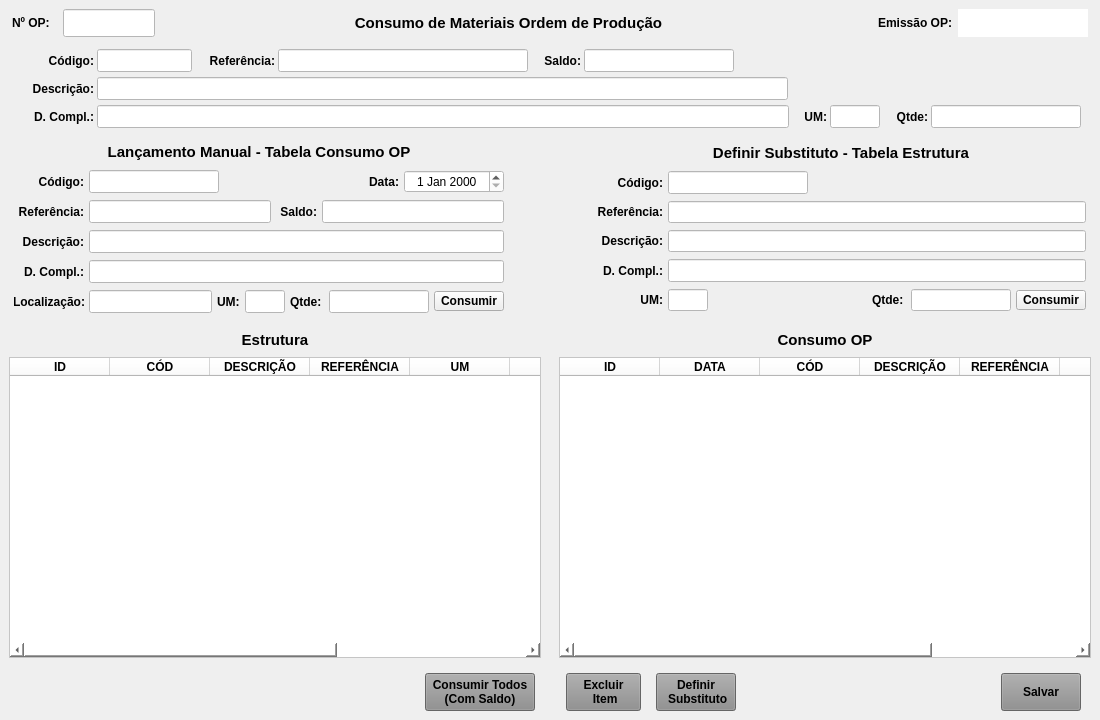
First picture: the form in forms/tela_op_consumir.ui, repository Azevedo84/erp_suzuki, before the edit.
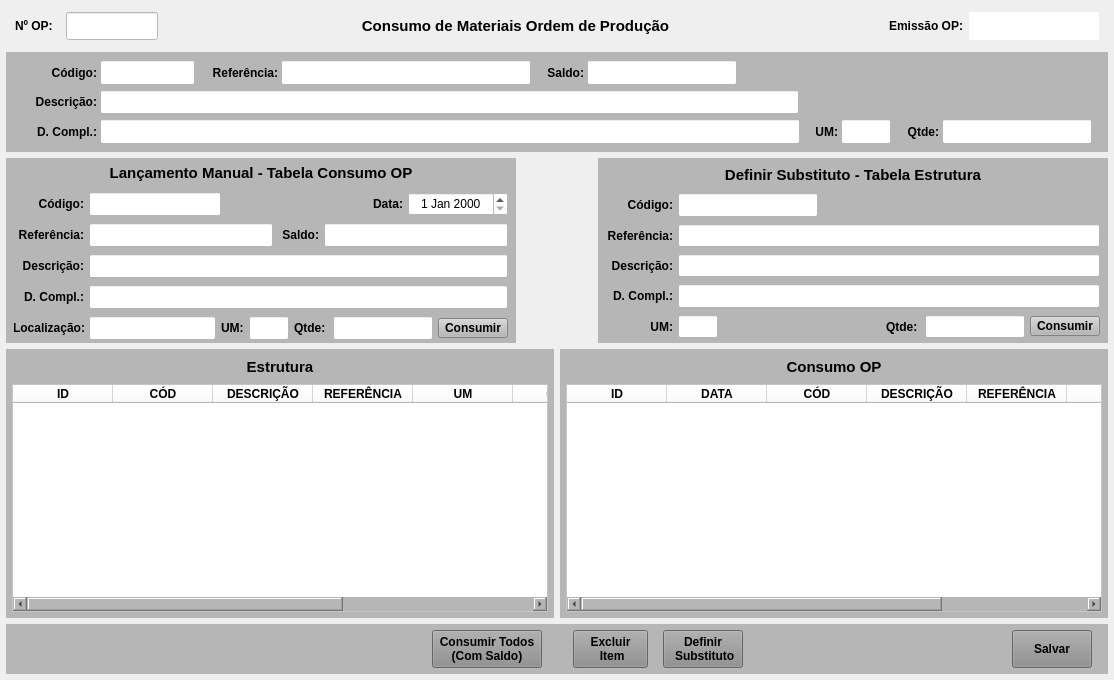
Second picture: the form after the edit. Icons and pictures are not drawn.

What changed in the file:
```diff
--- a/forms/tela_op_consumir.ui
+++ b/forms/tela_op_consumir.ui
@@ -6,8 +6,8 @@
    <rect>
     <x>0</x>
     <y>0</y>
-    <width>1100</width>
-    <height>720</height>
+    <width>1114</width>
+    <height>680</height>
    </rect>
   </property>
   <property name="windowTitle">
@@ -19,19 +19,19 @@
   <widget class="QWidget" name="centralwidget">
    <layout class="QVBoxLayout" name="verticalLayout">
     <property name="spacing">
-     <number>3</number>
+     <number>6</number>
     </property>
     <property name="leftMargin">
-     <number>3</number>
+     <number>6</number>
     </property>
     <property name="topMargin">
-     <number>3</number>
+     <number>6</number>
     </property>
     <property name="rightMargin">
-     <number>3</number>
+     <number>6</number>
     </property>
     <property name="bottomMargin">
-     <number>3</number>
+     <number>6</number>
     </property>
     <item>
      <widget class="QWidget" name="widget_cabecalho" native="true">
@@ -259,17 +259,17 @@
       <property name="minimumSize">
        <size>
         <width>0</width>
-        <height>85</height>
+        <height>100</height>
        </size>
       </property>
       <property name="maximumSize">
        <size>
         <width>16777215</width>
-        <height>85</height>
+        <height>100</height>
        </size>
       </property>
       <property name="styleSheet">
-       <string notr="true"/>
+       <string notr="true">background-color: rgb(182, 182, 182);</string>
       </property>
       <layout class="QVBoxLayout" name="verticalLayout_2">
        <property name="spacing">
@@ -279,13 +279,13 @@
         <number>1</number>
        </property>
        <property name="topMargin">
-        <number>1</number>
+        <number>6</number>
        </property>
        <property name="rightMargin">
         <number>1</number>
        </property>
        <property name="bottomMargin">
-        <number>1</number>
+        <number>6</number>
        </property>
        <item>
         <widget class="QWidget" name="widget_6" native="true">
@@ -868,19 +868,19 @@
       </property>
       <layout class="QHBoxLayout" name="horizontalLayout_5">
        <property name="spacing">
-        <number>3</number>
+        <number>6</number>
        </property>
        <property name="leftMargin">
-        <number>3</number>
+        <number>0</number>
        </property>
        <property name="topMargin">
-        <number>3</number>
+        <number>0</number>
        </property>
        <property name="rightMargin">
-        <number>3</number>
+        <number>0</number>
        </property>
        <property name="bottomMargin">
-        <number>3</number>
+        <number>0</number>
        </property>
        <item>
         <widget class="QWidget" name="widget_9" native="true">
@@ -897,7 +897,7 @@
           </size>
          </property>
          <property name="styleSheet">
-          <string notr="true"/>
+          <string notr="true">background-color: rgb(182, 182, 182);</string>
          </property>
          <layout class="QVBoxLayout" name="verticalLayout_3">
           <property name="spacing">
@@ -1665,7 +1665,7 @@
          </property>
          <property name="minimumSize">
           <size>
-           <width>0</width>
+           <width>70</width>
            <height>0</height>
           </size>
          </property>
@@ -1754,6 +1754,24 @@
         </widget>
        </item>
        <item>
+        <widget class="QWidget" name="widget_2" native="true">
+         <layout class="QHBoxLayout" name="horizontalLayout_13">
+          <property name="spacing">
+           <number>0</number>
+          </property>
+          <property name="leftMargin">
+           <number>0</number>
+          </property>
+          <property name="topMargin">
+           <number>0</number>
+          </property>
+          <property name="rightMargin">
+           <number>0</number>
+          </property>
+          <property name="bottomMargin">
+           <number>0</number>
+          </property>
+          <item>
         <widget class="QWidget" name="widget_Subs" native="true">
          <property name="minimumSize">
           <size>
@@ -1762,7 +1780,7 @@
           </size>
          </property>
          <property name="styleSheet">
-          <string notr="true"/>
+             <string notr="true">background-color: rgb(182, 182, 182);</string>
          </property>
          <layout class="QVBoxLayout" name="verticalLayout_5">
           <property name="spacing">
@@ -2347,6 +2365,9 @@
       </layout>
      </widget>
     </item>
+      </layout>
+     </widget>
+    </item>
     <item>
      <widget class="QWidget" name="widget" native="true">
       <layout class="QHBoxLayout" name="horizontalLayout_12">
@@ -2364,6 +2385,15 @@
        </property>
        <item>
         <widget class="QWidget" name="widget_Cor5" native="true">
+         <property name="minimumSize">
+          <size>
+           <width>470</width>
+           <height>0</height>
+          </size>
+         </property>
+         <property name="styleSheet">
+          <string notr="true">background-color: rgb(182, 182, 182);</string>
+         </property>
          <layout class="QVBoxLayout" name="verticalLayout_6">
           <property name="leftMargin">
            <number>6</number>
@@ -2533,6 +2563,21 @@
        </item>
        <item>
         <widget class="QWidget" name="widget_Cor6" native="true">
+         <property name="sizePolicy">
+          <sizepolicy hsizetype="Maximum" vsizetype="Preferred">
+           <horstretch>0</horstretch>
+           <verstretch>0</verstretch>
+          </sizepolicy>
+         </property>
+         <property name="maximumSize">
+          <size>
+           <width>620</width>
+           <height>16777215</height>
+          </size>
+         </property>
+         <property name="styleSheet">
+          <string notr="true">background-color: rgb(182, 182, 182);</string>
+         </property>
          <layout class="QVBoxLayout" name="verticalLayout_7">
           <property name="leftMargin">
            <number>6</number>
@@ -2692,7 +2737,7 @@
        </size>
       </property>
       <property name="styleSheet">
-       <string notr="true"/>
+       <string notr="true">background-color: rgb(182, 182, 182);</string>
       </property>
       <layout class="QHBoxLayout" name="horizontalLayout_21">
        <property name="spacing">
```
Lines whose indentation alone changed are shown as unchanged.
